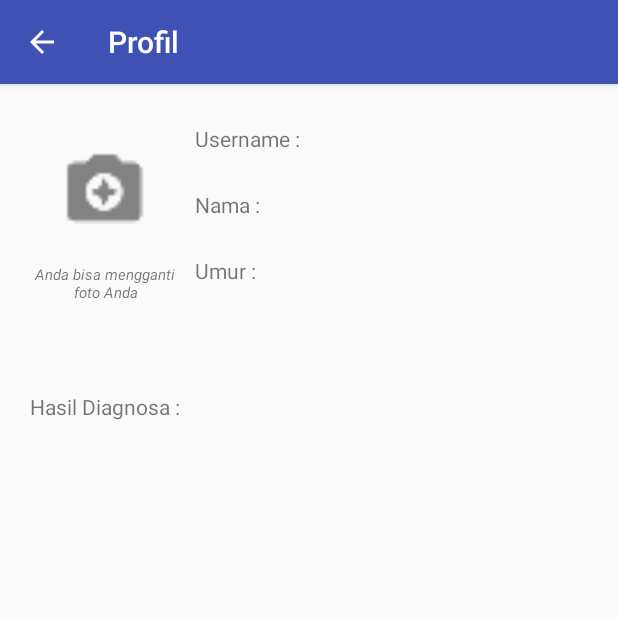
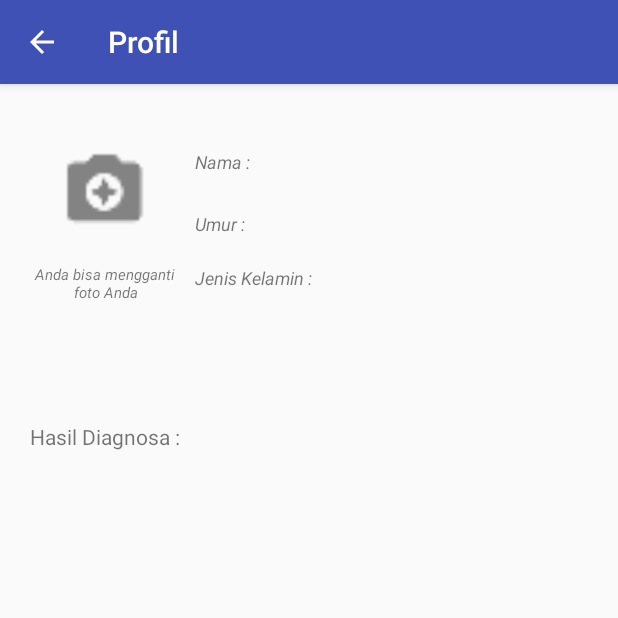
Before and after one commit to faozi07/DeteksiTypus, an Android app: the ProfileActivity screen opened directly, with no data from a screen before it, on a phone screen of 412 x 824 dp, the top half of it. Run offline under Robolectric (Android 15) with nearby library versions, the phone set to English and light mode, and no system bars; our stand-ins replace CircleImageView.

Commit message:
fix bug register

```diff
--- a/app/build.gradle
+++ b/app/build.gradle
@@ -26,6 +26,7 @@ dependencies {
     })
     implementation 'com.android.support:support-v4:27.1.1'
     implementation 'com.android.support:appcompat-v7:27.1.1'
+    implementation 'com.android.support:design:27.1.1'
     implementation 'com.android.support:animated-vector-drawable:27.1.1'
     implementation 'com.android.support:support-media-compat:27.1.1'
     implementation 'com.android.support:cardview-v7:27.1.1'
--- a/app/src/main/java/com/android/DeteksiTypus/ProfileActivity.java
+++ b/app/src/main/java/com/android/DeteksiTypus/ProfileActivity.java
@@ -33,7 +33,7 @@ import java.util.Date;
 
 public class ProfileActivity extends AppCompatActivity {
 
-    TextView teksNama, teksUsername, teksUmur, teksHasilDiagnosa;
+    TextView teksNama, teksUsername, teksUmur, teksJenkel, teksHasilDiagnosa;
     ImageView imgProfil;
     GalleryPhoto galleryPhoto;
     String photoPath = "", strMyImagePath = "";
@@ -52,6 +52,7 @@ public class ProfileActivity extends AppCompatActivity {
         teksUmur = findViewById(R.id.teksUmur);
         teksHasilDiagnosa = findViewById(R.id.hasilDiagnosa);
         teksUsername = findViewById(R.id.teksUsername);
+        teksJenkel = findViewById(R.id.teksJenkel);
         imgProfil = findViewById(R.id.imgProfil);
         SharedPreferences spLogin = getSharedPreferences(StaticVars.SP_LOGIN, Context.MODE_PRIVATE);
         avatarFile = new File(spLogin.getString(StaticVars.SP_LOGIN_AVATAR,""));
@@ -61,6 +62,7 @@ public class ProfileActivity extends AppCompatActivity {
         teksUsername.setText(spLogin.getString(StaticVars.SP_LOGIN_USERNAME,""));
         teksNama.setText(spLogin.getString(StaticVars.SP_LOGIN_NAMA,""));
         teksUmur.setText(spLogin.getString(StaticVars.SP_LOGIN_UMUR,""));
+        teksJenkel.setText(spLogin.getString(StaticVars.SP_LOGIN_JENIS_KELAMIN,""));
         teksHasilDiagnosa.setText(spLogin.getString(StaticVars.SP_LOGIN_HASIL_DIAGNOSA,""));
         imgProfil.setOnClickListener(new View.OnClickListener() {
             @Override
--- a/app/src/main/java/com/android/DeteksiTypus/UserDB.java
+++ b/app/src/main/java/com/android/DeteksiTypus/UserDB.java
@@ -103,9 +103,9 @@ public class UserDB extends SQLiteOpenHelper {
                 " WHERE " + USER_NAME + "='" + username + "' AND "+PASSWORD+" = '"+password+"'", null);
         if (cursor.moveToFirst()) {
             do {
-                LoginActivity.isTerdaftar = cursor.getString(0) != null && username.equals(cursor.getString(0));
-                LoginActivity.username = cursor.getString(0);
-                LoginActivity.nama = cursor.getString(2);
+                LoginActivity.isTerdaftar = cursor.getString(1) != null && username.equals(cursor.getString(1));
+                LoginActivity.username = cursor.getString(1);
+                LoginActivity.nama = cursor.getString(0);
                 LoginActivity.umur = cursor.getString(3);
                 LoginActivity.jenkel = cursor.getString(4);
             } while (cursor.moveToNext());
--- a/app/src/main/res/layout/activity_profile.xml
+++ b/app/src/main/res/layout/activity_profile.xml
@@ -9,13 +9,13 @@
     <LinearLayout
         android:id="@+id/profil"
         android:layout_width="match_parent"
-        android:layout_height="180dp"
+        android:layout_height="200dp"
         android:orientation="horizontal"
         android:padding="20dp">
 
         <LinearLayout
             android:layout_width="wrap_content"
-            android:layout_height="wrap_content"
+            android:layout_height="250dp"
             android:orientation="vertical">
             <de.hdodenhof.circleimageview.CircleImageView
                 android:id="@+id/imgProfil"
@@ -29,6 +29,14 @@
                 android:textStyle="italic"
                 android:textSize="10sp"
                 android:text="Anda bisa mengganti foto Anda"/>
+
+            <TextView
+                android:id="@+id/teksUsername"
+                android:layout_width="match_parent"
+                android:layout_height="wrap_content"
+                android:layout_marginTop="5dp"
+                android:textAlignment="center"
+                android:text="username" />
         </LinearLayout>
 
         <LinearLayout
@@ -41,18 +49,9 @@
             <TextView
                 android:layout_width="match_parent"
                 android:layout_height="wrap_content"
-                android:text="Username :" />
-            <TextView
-                android:id="@+id/teksUsername"
-                android:layout_width="match_parent"
-                android:layout_height="wrap_content"
-                android:layout_marginBottom="5dp"
-                android:text="username" />
-
-            <TextView
-                android:layout_width="match_parent"
-                android:layout_height="wrap_content"
-                android:text="Nama :" />
+                android:text="Nama :"
+                android:textSize="12sp"
+                android:textStyle="italic" />
             <TextView
                 android:id="@+id/teksNama"
                 android:layout_width="match_parent"
@@ -63,12 +62,26 @@
             <TextView
                 android:layout_width="match_parent"
                 android:layout_height="wrap_content"
-                android:text="Umur :" />
+                android:text="Umur :"
+                android:textSize="12sp"
+                android:textStyle="italic" />
             <TextView
                 android:id="@+id/teksUmur"
                 android:layout_width="match_parent"
                 android:layout_height="wrap_content"
                 android:text="umur" />
+
+            <TextView
+                android:layout_width="match_parent"
+                android:layout_height="wrap_content"
+                android:text="Jenis Kelamin :"
+                android:textSize="12sp"
+                android:textStyle="italic" />
+            <TextView
+                android:id="@+id/teksJenkel"
+                android:layout_width="match_parent"
+                android:layout_height="wrap_content"
+                android:text="jenkel" />
         </LinearLayout>
     </LinearLayout>
 
```
Also changed, not shown: app/src/main/java/com/android/DeteksiTypus/SoalDiagnosisActivity.java (+5 -5 lines), app/src/main/res/layout/activity_login.xml (+35 -19 lines).
